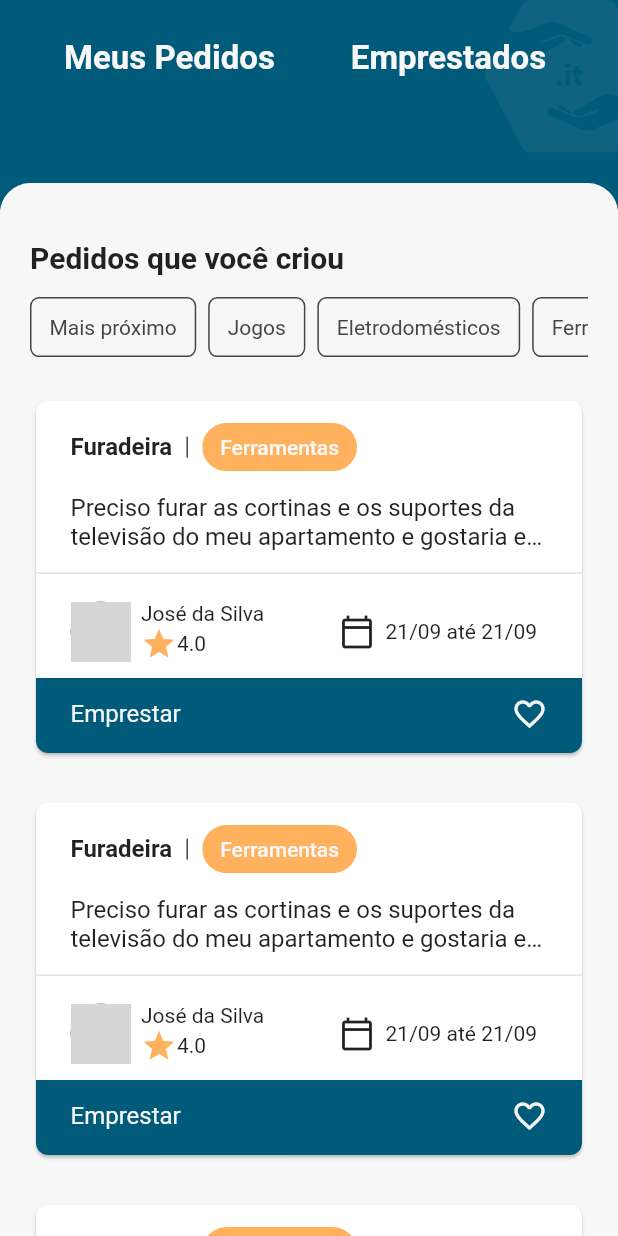
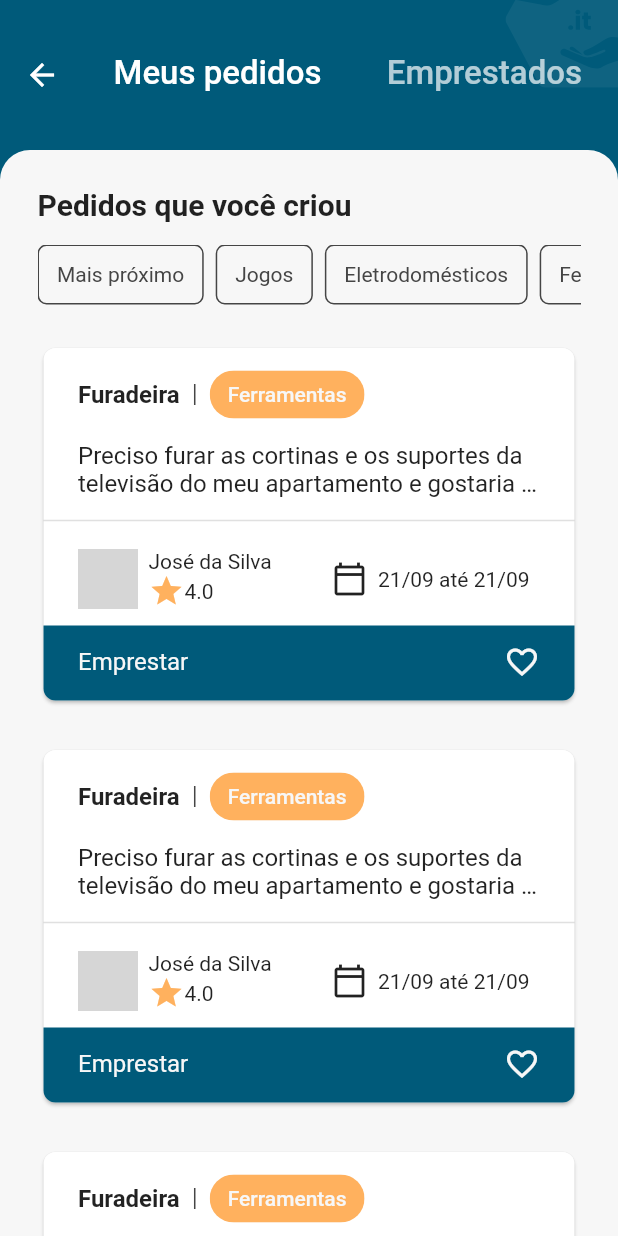
Before and after one commit to Lend-it/Front, a Flutter app: the LendPage screen opened directly, on a phone screen of 412 x 824 dp. Run offline on Flutter 3.47's test engine with Material 2 defaults, Android fonts, the phone set to English and light mode, and no system bars; our stand-ins replace flushbar, flutter_svg, geolocator, google_maps_flutter, shared_preferences; missing offline and left inert: smart_select; accounts and stored records are empty; network calls fail; grey boxes are pictures that could not be loaded.

Commit message:
feat: fga-eps-mds/2020.2-Lend.it#120 Create lend page
Co-authored-by: Vinicius Saturnino <viniciussaturnino78@gmail.com>
Co-authored-by: Youssef Muhamad <emaildeyoussefmuhamad@gmail.com>

```diff
--- a/lib/view/lend/lend_page.dart
+++ b/lib/view/lend/lend_page.dart
@@ -2,6 +2,7 @@ import 'dart:developer';
 
 import 'package:flutter/material.dart';
 import 'package:flutter/widgets.dart';
+import 'package:flutter_svg/svg.dart';
 import 'package:front/controller/lend.controller.dart';
 import 'package:front/model/category.model.dart';
 import 'package:front/model/lend.model.dart';
@@ -80,48 +81,73 @@ class _LendPageState extends State<LendPage> {
       user: user,
     );
 
-    return Scaffold(
-      body: BasePage(
-        header: DefaultTabController(
+    final double statusBarHeight = MediaQuery.of(context).padding.top;
+    Size size = MediaQuery.of(context).size;
+
+    return DefaultTabController(
       length: 2,
-          child: SafeArea(
+      child: Container(
         child: Scaffold(
           backgroundColor: primaryColor,
-              appBar: PreferredSize(
-                preferredSize: Size(double.infinity, 80),
-                child: Center(
-                  child: TabBar(indicatorColor: Colors.transparent, tabs: [
+          appBar: AppBar(
+            titleSpacing: 0,
+            toolbarHeight: 100,
+            backgroundColor: primaryColor,
+            elevation: 0,
+            title: Stack(
+              children: [
+                Positioned(
+                  top: statusBarHeight,
+                  right: -25,
+                  child: SvgPicture.asset(
+                    'assets/logo_water_mark.svg',
+                    width: 100,
+                  ),
+                ),
+                Container(
+                  height: 160,
+                  width: size.width,
+                  child: TabBar(
+                    indicatorColor: Colors.transparent,
+                    tabs: [
                       Tab(
                         child: Text(
-                        "Meus Pedidos",
-                        style: TextStyle(
-                            fontSize: 22,
-                            fontWeight: FontWeight.w700,
-                            color: lightColor),
+                          "Meus pedidos",
+                          style: TextStyle(fontSize: 22),
                         ),
                       ),
                       Tab(
                         child: Text(
                           "Emprestados",
-                        style: TextStyle(
-                            fontSize: 22,
-                            fontWeight: FontWeight.w700,
-                            color: lightColor),
-                      ),
-                    )
-                  ]),
+                          style: TextStyle(fontSize: 22),
                         ),
                       ),
+                    ],
                   ),
                 ),
+              ],
             ),
-        body: SingleChildScrollView(
+          ),
+          body: Container(
+            decoration: BoxDecoration(
+              color: lightColor,
+              borderRadius: BorderRadius.only(
+                topLeft: Radius.circular(20),
+                topRight: Radius.circular(20),
+              ),
+            ),
+            child: TabBarView(
+              children: [
+                SingleChildScrollView(
+                  child: Padding(
+                    padding: const EdgeInsets.all(25.0),
                     child: Column(
                       crossAxisAlignment: CrossAxisAlignment.start,
                       children: [
                         Text(
                           "Pedidos que você criou",
-                style: TextStyle(fontSize: 20, fontWeight: FontWeight.w700),
+                          style: TextStyle(
+                              fontSize: 20, fontWeight: FontWeight.w700),
                         ),
                         SizedBox(
                           height: 15,
@@ -166,8 +192,41 @@ class _LendPageState extends State<LendPage> {
                               onPressed: () {},
                             ),
                           ],
-              )
+                        ),
                       ],
+                    ),
+                  ),
+                ),
+                SingleChildScrollView(
+                  child: Padding(
+                    padding: const EdgeInsets.all(25.0),
+                    child: Column(
+                      crossAxisAlignment: CrossAxisAlignment.start,
+                      children: [
+                        Text(
+                          "Produtos que você emprestou",
+                          style: TextStyle(
+                              fontSize: 20, fontWeight: FontWeight.w700),
+                        ),
+                        SizedBox(
+                          height: 25,
+                        ),
+                        Column(
+                          children: [
+                            LendCard(
+                              lend: lend,
+                              trailing: Icons.favorite_border,
+                              leading: 'Emprestar',
+                              onPressed: () {},
+                            ),
+                          ],
+                        ),
+                      ],
+                    ),
+                  ),
+                ),
+              ],
+            ),
           ),
         ),
       ),
```
Lines whose indentation alone changed are shown as unchanged.
